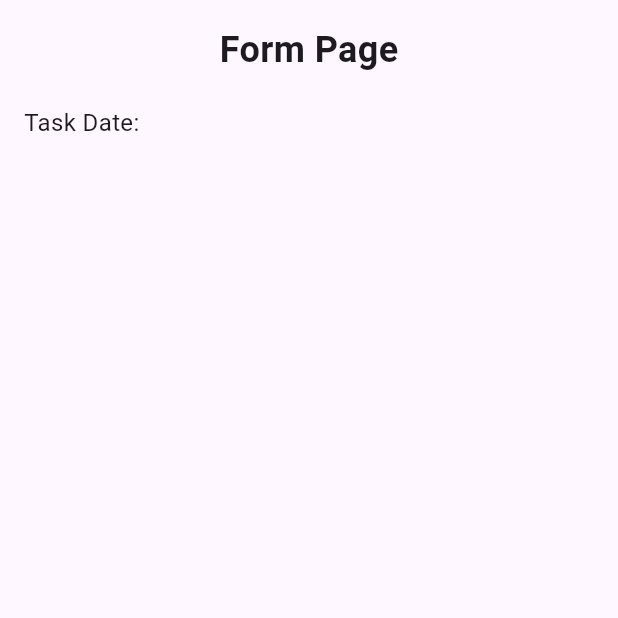
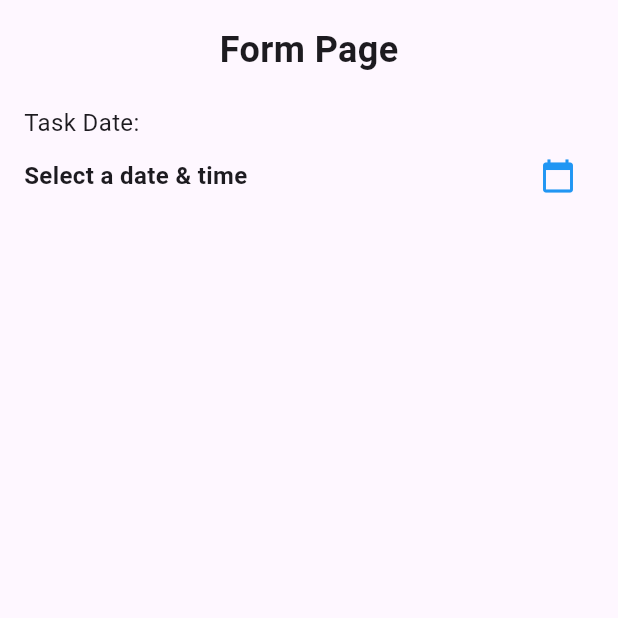
Before and after one commit to DaffaPutra7/TodoApp_0133, a Flutter app: the FormPage screen opened directly, on a phone screen of 412 x 824 dp, the top half of it. Run offline on Flutter 3.47's test engine with Material 3 defaults, Android fonts, the phone set to English and light mode, and no system bars.

Commit message:
Menambah code untuk menampilkan tanggal yang sudah dipilih dan menambah icon kalender

```diff
--- a/lib/form_page.dart
+++ b/lib/form_page.dart
@@ -95,7 +95,21 @@ class _FormPageState extends State<FormPage> {
               ),
               const SizedBox(height: 20),
               const Text("Task Date:", style: TextStyle(fontSize: 16)),
-
+              Row(
+                children: [
+                  Expanded(
+                    child: Text(
+                      _formatDateTime(_selectedDateTime),
+                      style: const TextStyle(
+                          fontSize: 16, fontWeight: FontWeight.bold),
+                    ),
+                  ),
+                  IconButton(
+                    icon: const Icon(Icons.calendar_today, color: Colors.blue),
+                    onPressed: _pickDateTime,
+                  ),
+                ],
+              ),
             ],
           ),
         ),
```
